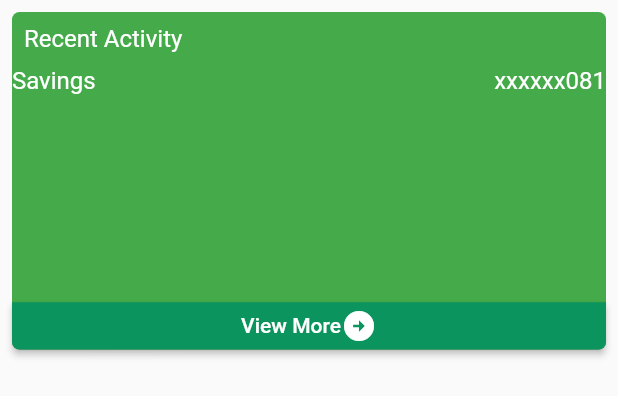
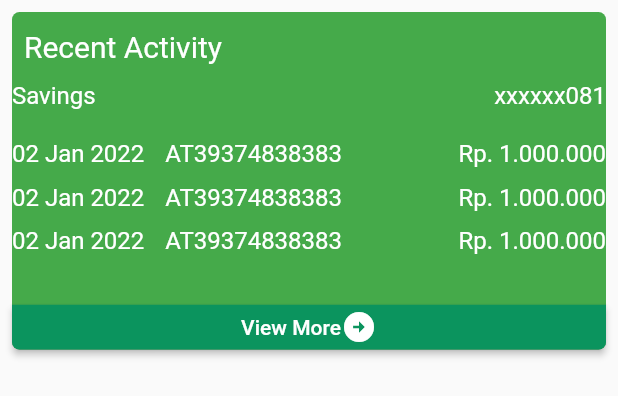
Before and after one commit to masswili/cobaflutterpfm, a Flutter app: the ActivityBox widget shown alone on an empty page, opened directly, on a phone screen of 412 x 824 dp. Shown: the top 396 px of the screen. Run offline on Flutter 3.47's test engine with Material 2 defaults, Android fonts, the phone set to English and light mode, and no system bars; our stand-ins replace dio, fluttertoast, shared_preferences, syncfusion_flutter_gauges; missing offline and left inert: side_navigation; accounts and stored records are empty; Roboto replaces fonts that are missing (NeoSans); project files that could hold a hidden picture were left out.

Commit message:
Customing activity box

```diff
--- a/lib/component/Dashboard/Chart_box.dart
+++ b/lib/component/Dashboard/Chart_box.dart
@@ -38,7 +38,7 @@ class _ChartBoxState extends State<ChartBox> {
                     SizedBox(width: 8),
                     Text(
                       'Networth 2023 on 31 Agustus 2023',
-                      style: TextStyle(fontSize: 16, color: Colors.white),
+                      style: TextStyle(fontSize: 20, color: Colors.white),
                     ),
                     SizedBox(
                       height: 50,
--- a/lib/component/Dashboard/activity_box.dart
+++ b/lib/component/Dashboard/activity_box.dart
@@ -27,11 +27,11 @@ class _ActivityBoxState extends State<ActivityBox> {
                 child: Row(
                   children: [
                     SizedBox(
-                      height: 20,
+                      height: 30,
                     ),
                     Text(
                       'Recent Activity',
-                      style: TextStyle(fontSize: 16, color: Colors.white),
+                      style: TextStyle(fontSize: 20, color: Colors.white),
                     ),
                   ],
                 ),
@@ -43,19 +43,114 @@ class _ActivityBoxState extends State<ActivityBox> {
                 children: [
                   Align(
                     alignment: Alignment.topLeft,
-                    child: Text(
-                      'Savings',
-                      style: TextStyle(fontSize: 16, color: Colors.white),
+                    child: Column(
+                      crossAxisAlignment: CrossAxisAlignment.start,
+                      children: [
+                        Text(
+                          'Savings',
+                          style: TextStyle(fontSize: 16, color: Colors.white),
+                        ),
+                        SizedBox(
+                            height:
+                                20), // Jarak antara teks "Savings" dan data baru
+                        Row(
+                          children: [
+                            Text(
+                              '02 Jan 2022',
+                              style:
+                                  TextStyle(fontSize: 16, color: Colors.white),
+                              textAlign: TextAlign.left,
+                            ),
+                            SizedBox(
+                                width:
+                                    14), // Jarak antara "02 Jan 2022" dan "AT39374838383"
+                            Text(
+                              'AT39374838383',
+                              style:
+                                  TextStyle(fontSize: 16, color: Colors.white),
+                              textAlign: TextAlign.left,
+                            ),
+                          ],
+                        ),
+                        SizedBox(height: 10),
+                        Row(
+                          children: [
+                            Text(
+                              '02 Jan 2022',
+                              style:
+                                  TextStyle(fontSize: 16, color: Colors.white),
+                              textAlign: TextAlign.left,
+                            ),
+                            SizedBox(
+                                width:
+                                    14), // Jarak antara "02 Jan 2022" dan "AT39374838383"
+                            Text(
+                              'AT39374838383',
+                              style:
+                                  TextStyle(fontSize: 16, color: Colors.white),
+                              textAlign: TextAlign.left,
+                            ),
+                          ],
+                        ),
+                        SizedBox(height: 10),
+                        Row(
+                          children: [
+                            Text(
+                              '02 Jan 2022',
+                              style:
+                                  TextStyle(fontSize: 16, color: Colors.white),
+                              textAlign: TextAlign.left,
+                            ),
+                            SizedBox(
+                                width:
+                                    14), // Jarak antara "02 Jan 2022" dan "AT39374838383"
+                            Text(
+                              'AT39374838383',
+                              style:
+                                  TextStyle(fontSize: 16, color: Colors.white),
+                              textAlign: TextAlign.left,
+                            ),
+                          ],
+                        ),
+                      ],
                     ),
                   ),
                   Align(
                     alignment: Alignment.topRight,
-                    child: Text(
-                      'xxxxxx081',
-                      style: TextStyle(fontSize: 16, color: Colors.white),
+                    child: Column(
+                      crossAxisAlignment: CrossAxisAlignment.end,
+                      children: [
+                        Text(
+                          'xxxxxx081',
+                          style: TextStyle(fontSize: 16, color: Colors.white),
+                        ),
+                        SizedBox(
+                            height:
+                                20), // Jarak antara teks "xxxxxx081" dan data baru
+                        Text(
+                          'Rp. 1.000.000',
+                          style: TextStyle(fontSize: 16, color: Colors.white),
+                          textAlign: TextAlign.right,
+                        ),
+                        SizedBox(
+                            height:
+                                10), // Jarak antara teks "xxxxxx081" dan data baru
+                        Text(
+                          'Rp. 1.000.000',
+                          style: TextStyle(fontSize: 16, color: Colors.white),
+                          textAlign: TextAlign.right,
+                        ),
+                        SizedBox(
+                            height:
+                                10), // Jarak antara teks "xxxxxx081" dan data baru
+                        Text(
+                          'Rp. 1.000.000',
+                          style: TextStyle(fontSize: 16, color: Colors.white),
+                          textAlign: TextAlign.right,
+                        ),
+                      ],
                     ),
                   ),
-                  Row(),
                 ],
               ),
             ),
--- a/lib/component/Dashboard/spend_box.dart
+++ b/lib/component/Dashboard/spend_box.dart
@@ -32,7 +32,7 @@ class _SpendBoxState extends State<SpendBox> {
                     ),
                     Text(
                       'My Spends Last 30 Days',
-                      style: TextStyle(fontSize: 16, color: Colors.white),
+                      style: TextStyle(fontSize: 20, color: Colors.white),
                     ),
                   ],
                 ),
```
